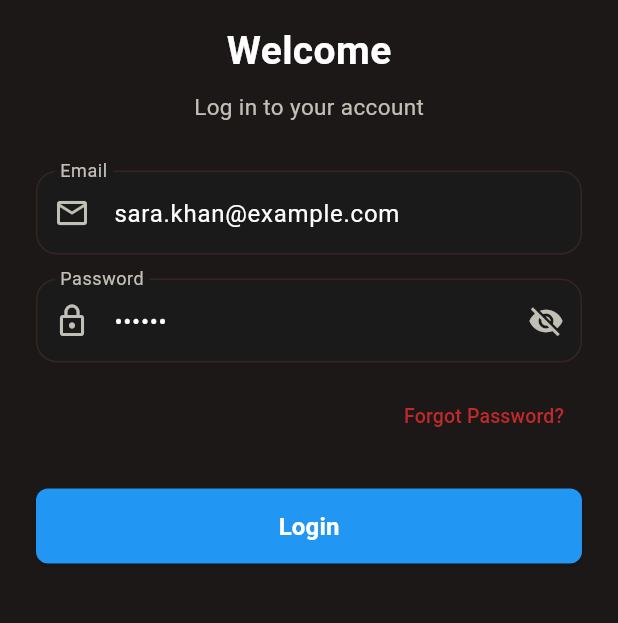
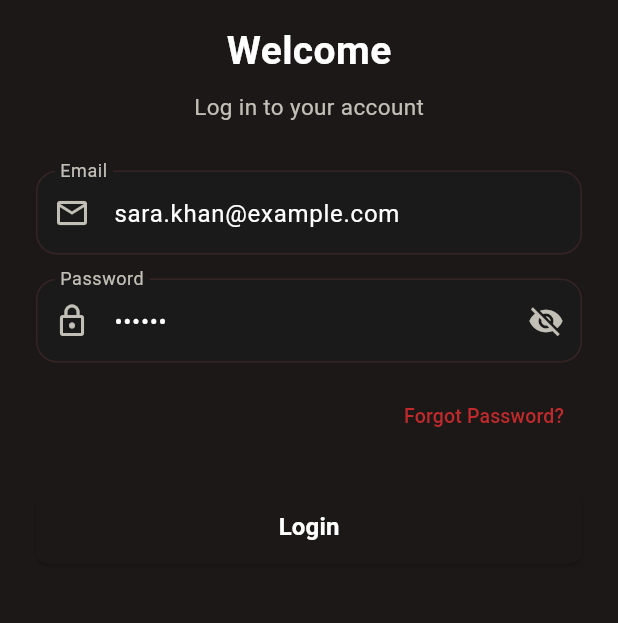
Before and after one commit to EnesAgir-7/Haus_des_Doners_Control_App, a Flutter app: the screen it shows after launch, on a phone screen of 412 x 824 dp, the part 445-1068 px from its top. Run offline on Flutter 3.47's test engine with Material 3 defaults, Android fonts, the phone set to English and light mode, and no system bars; our stand-ins replace camera, easy_localization, firebase_auth, firebase_core, image_picker, shared_preferences; accounts and stored records are empty; Roboto replaces fonts that are missing (GTWalsheimPro-Regular.ttf).

Commit message:
small color fix

```diff
--- /dev/null
+++ b/devtools_options.yaml
@@ -0,0 +1,3 @@
+description: This file stores settings for Dart & Flutter DevTools.
+documentation: https://docs.flutter.dev/tools/devtools/extensions#configure-extension-enablement-states
+extensions:
--- a/lib/widgets/app_button.dart
+++ b/lib/widgets/app_button.dart
@@ -1,4 +1,6 @@
 import 'package:flutter/material.dart';
+
+import '../core/constants/app_colors.dart';
 
 class AppButton extends StatelessWidget {
   final String text;
@@ -16,7 +18,7 @@
     required this.text,
     required this.onPressed,
     this.isLoading = false,
-    this.backgroundColor = Colors.blue,
+    this.backgroundColor = AppColors.primaryDark,
     this.height = 50,
     this.borderRadius = 8,
     this.textStyle,
```
